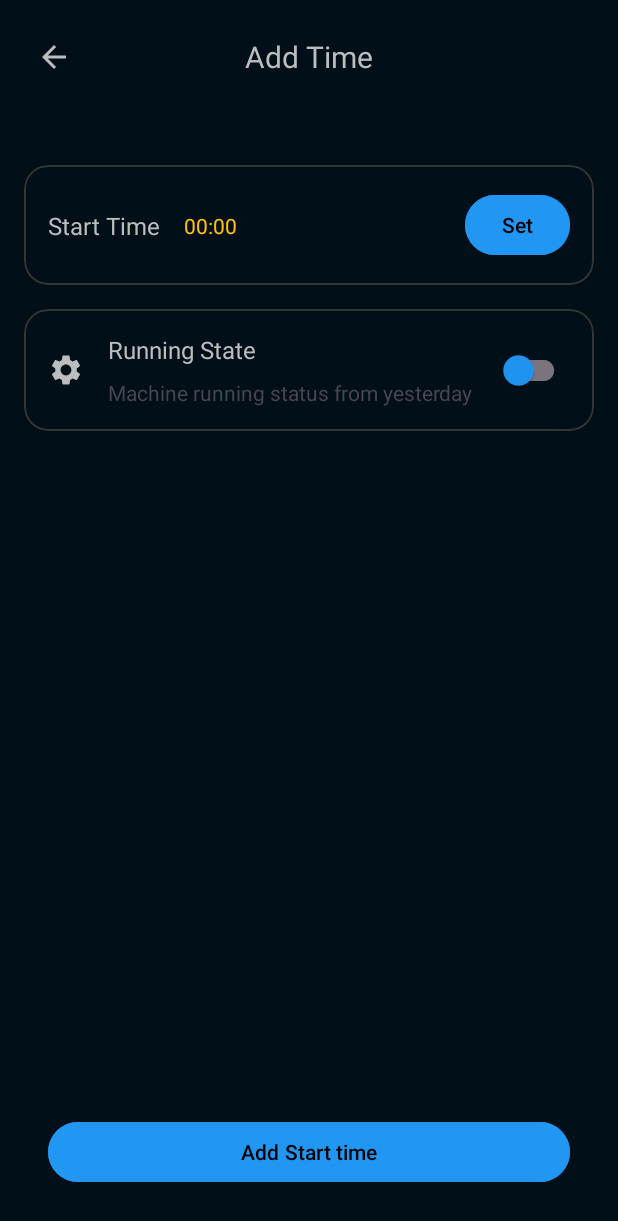
After one commit to AhmedZaki918/Machines, an Android app: the AddFragment screen opened through its navigation route, on a phone screen of 412 x 824 dp. The commit adds this screen. Shown: the top 1221 px of the screen. Run offline under Robolectric (Android 15) with nearby library versions, the phone set to English and light mode, and no system bars.

Commit message:
feat: Create add time screen

```diff
--- /dev/null
+++ b/app/src/main/java/com/example/machines/ui/time/AddFragment.kt
@@ -0,0 +1,33 @@
+package com.example.machines.ui.time
+
+import android.os.Bundle
+import android.view.LayoutInflater
+import android.view.View
+import android.view.ViewGroup
+import androidx.fragment.app.Fragment
+import com.example.machines.R
+import com.example.machines.databinding.FragmentAddBinding
+import com.example.machines.utils.drawScreenHeader
+
+
+class AddFragment : Fragment() {
+
+
+    private lateinit var binding: FragmentAddBinding
+
+
+    override fun onCreateView(
+        inflater: LayoutInflater, container: ViewGroup?,
+        savedInstanceState: Bundle?
+    ): View {
+        binding = FragmentAddBinding.inflate(inflater, container, false)
+        binding.header.drawScreenHeader(getString(R.string.add), this)
+
+        binding.header.apply {
+            tvRhTotalLabel.visibility = View.INVISIBLE
+            tvRhTotal.visibility = View.INVISIBLE
+        }
+
+        return binding.root
+    }
+}
--- a/app/src/main/java/com/example/machines/utils/Constants.kt
+++ b/app/src/main/java/com/example/machines/utils/Constants.kt
@@ -1,8 +1,12 @@
 package com.example.machines.utils
+
+import com.example.machines.data.model.MachineMain
 
 object Constants {
     const val RESET = "00.00"
     const val TIME_FORMAT = "H:mm"
     const val R_H_RESET = "00:00:0"
     const val RUNNING = "------->"
+
+    var machineMains = ArrayList<MachineMain>()
 }
--- /dev/null
+++ b/app/src/main/res/drawable/baseline_settings.xml
@@ -0,0 +1,10 @@
+<vector xmlns:android="http://schemas.android.com/apk/res/android"
+    android:width="24dp"
+    android:height="24dp"
+    android:tint="@color/offWhite"
+    android:viewportWidth="24"
+    android:viewportHeight="24">
+    <path
+        android:fillColor="@android:color/white"
+        android:pathData="M19.14,12.94c0.04,-0.3 0.06,-0.61 0.06,-0.94c0,-0.32 -0.02,-0.64 -0.07,-0.94l2.03,-1.58c0.18,-0.14 0.23,-0.41 0.12,-0.61l-1.92,-3.32c-0.12,-0.22 -0.37,-0.29 -0.59,-0.22l-2.39,0.96c-0.5,-0.38 -1.03,-0.7 -1.62,-0.94L14.4,2.81c-0.04,-0.24 -0.24,-0.41 -0.48,-0.41h-3.84c-0.24,0 -0.43,0.17 -0.47,0.41L9.25,5.35C8.66,5.59 8.12,5.92 7.63,6.29L5.24,5.33c-0.22,-0.08 -0.47,0 -0.59,0.22L2.74,8.87C2.62,9.08 2.66,9.34 2.86,9.48l2.03,1.58C4.84,11.36 4.8,11.69 4.8,12s0.02,0.64 0.07,0.94l-2.03,1.58c-0.18,0.14 -0.23,0.41 -0.12,0.61l1.92,3.32c0.12,0.22 0.37,0.29 0.59,0.22l2.39,-0.96c0.5,0.38 1.03,0.7 1.62,0.94l0.36,2.54c0.05,0.24 0.24,0.41 0.48,0.41h3.84c0.24,0 0.44,-0.17 0.47,-0.41l0.36,-2.54c0.59,-0.24 1.13,-0.56 1.62,-0.94l2.39,0.96c0.22,0.08 0.47,0 0.59,-0.22l1.92,-3.32c0.12,-0.22 0.07,-0.47 -0.12,-0.61L19.14,12.94zM12,15.6c-1.98,0 -3.6,-1.62 -3.6,-3.6s1.62,-3.6 3.6,-3.6s3.6,1.62 3.6,3.6S13.98,15.6 12,15.6z" />
+</vector>
--- /dev/null
+++ b/app/src/main/res/layout/fragment_add.xml
@@ -0,0 +1,153 @@
+<?xml version="1.0" encoding="utf-8"?>
+<androidx.constraintlayout.widget.ConstraintLayout xmlns:android="http://schemas.android.com/apk/res/android"
+    xmlns:app="http://schemas.android.com/apk/res-auto"
+    xmlns:tools="http://schemas.android.com/tools"
+    android:layout_width="match_parent"
+    android:layout_height="match_parent"
+    tools:context=".ui.time.AddFragment">
+
+
+    <include
+        android:id="@+id/header"
+        layout="@layout/header" />
+
+
+    <com.google.android.material.card.MaterialCardView
+        android:id="@+id/cv_start_time"
+        style="@style/cardView"
+        android:layout_width="match_parent"
+        android:layout_height="80dp"
+        android:layout_marginStart="16dp"
+        android:layout_marginTop="110dp"
+        android:layout_marginEnd="16dp"
+        app:layout_constraintEnd_toEndOf="parent"
+        app:layout_constraintStart_toStartOf="parent"
+        app:layout_constraintTop_toTopOf="parent">
+
+
+        <androidx.constraintlayout.widget.ConstraintLayout
+            android:paddingVertical="16dp"
+            android:layout_width="match_parent"
+            android:layout_height="match_parent">
+
+
+            <TextView
+                android:id="@+id/tv_start_time"
+                android:layout_width="wrap_content"
+                android:layout_height="wrap_content"
+                android:layout_marginStart="16dp"
+                android:text="00:00"
+                android:textColor="@color/yellow"
+                app:layout_constraintBottom_toBottomOf="@+id/textView7"
+                app:layout_constraintStart_toEndOf="@+id/textView7"
+                app:layout_constraintTop_toTopOf="@+id/textView7" />
+
+            <TextView
+                android:id="@+id/textView7"
+                android:layout_width="wrap_content"
+                android:layout_height="wrap_content"
+                android:layout_marginStart="16dp"
+                android:text="Start Time"
+                android:textColor="@color/offWhite"
+                android:textSize="16sp"
+                app:layout_constraintBottom_toBottomOf="parent"
+                app:layout_constraintStart_toStartOf="parent"
+                app:layout_constraintTop_toTopOf="parent" />
+
+            <Button
+                android:id="@+id/button"
+                android:layout_width="70dp"
+                android:layout_height="wrap_content"
+                android:layout_marginEnd="16dp"
+                android:backgroundTint="@color/blue"
+                android:text="Set"
+                android:textColor="@color/black"
+                app:layout_constraintBottom_toBottomOf="parent"
+                app:layout_constraintEnd_toEndOf="parent"
+                app:layout_constraintTop_toTopOf="parent" />
+        </androidx.constraintlayout.widget.ConstraintLayout>
+
+    </com.google.android.material.card.MaterialCardView>
+
+
+    <com.google.android.material.card.MaterialCardView
+        android:id="@+id/cv_add_running"
+        style="@style/cardView"
+        android:layout_width="match_parent"
+        android:layout_height="wrap_content"
+        android:layout_marginStart="16dp"
+        android:layout_marginTop="16dp"
+        android:layout_marginEnd="16dp"
+        app:layout_constraintEnd_toEndOf="parent"
+        app:layout_constraintStart_toStartOf="parent"
+        app:layout_constraintTop_toBottomOf="@id/cv_start_time">
+
+
+        <androidx.constraintlayout.widget.ConstraintLayout
+            android:paddingVertical="16dp"
+            android:layout_width="match_parent"
+            android:layout_height="match_parent">
+
+
+            <ImageView
+                android:id="@+id/imageView2"
+                android:layout_width="wrap_content"
+                android:layout_height="wrap_content"
+                android:layout_marginStart="16dp"
+                android:src="@drawable/baseline_settings"
+                app:layout_constraintBottom_toBottomOf="parent"
+                app:layout_constraintStart_toStartOf="parent"
+                app:layout_constraintTop_toTopOf="parent" />
+
+            <TextView
+                android:id="@+id/textView9"
+                android:layout_width="wrap_content"
+                android:layout_height="wrap_content"
+                android:layout_marginStart="16dp"
+                android:text="Running State"
+                android:textColor="@color/offWhite"
+                android:textSize="16sp"
+                app:layout_constraintStart_toEndOf="@+id/imageView2"
+                app:layout_constraintTop_toTopOf="parent" />
+
+            <TextView
+                android:id="@+id/textView10"
+                android:layout_width="wrap_content"
+                android:layout_height="wrap_content"
+                android:layout_marginTop="8dp"
+                android:text="Machine running status from yesterday"
+                app:layout_constraintStart_toStartOf="@+id/textView9"
+                app:layout_constraintTop_toBottomOf="@+id/textView9" />
+
+
+            <com.google.android.material.switchmaterial.SwitchMaterial
+                android:id="@+id/switch_show"
+                android:layout_width="wrap_content"
+                android:layout_height="wrap_content"
+                android:layout_marginEnd="16dp"
+                app:layout_constraintBottom_toBottomOf="parent"
+                app:layout_constraintEnd_toEndOf="parent"
+                app:layout_constraintTop_toTopOf="parent"
+                app:thumbTint="@color/blue" />
+        </androidx.constraintlayout.widget.ConstraintLayout>
+
+
+
+    </com.google.android.material.card.MaterialCardView>
+
+    <Button
+        android:id="@+id/btn_add"
+        android:layout_width="match_parent"
+        android:layout_height="wrap_content"
+        android:layout_marginStart="32dp"
+        android:layout_marginEnd="32dp"
+        android:layout_marginBottom="32dp"
+        android:backgroundTint="@color/blue"
+        android:text="Add Start time"
+        android:textColor="@color/black"
+        app:layout_constraintBottom_toBottomOf="parent"
+        app:layout_constraintEnd_toEndOf="parent"
+        app:layout_constraintStart_toStartOf="parent" />
+
+
+</androidx.constraintlayout.widget.ConstraintLayout>
--- a/app/src/main/res/layout/list_item_full_report.xml
+++ b/app/src/main/res/layout/list_item_full_report.xml
@@ -17,7 +17,7 @@
         android:text="Start"
         android:textColor="@color/blue"
         app:layout_constraintStart_toStartOf="parent"
-        app:layout_constraintTop_toBottomOf="@+id/textView6" />
+        app:layout_constraintTop_toBottomOf="@+id/tv_machine_name" />
 
     <TextView
         android:id="@+id/textView3"
@@ -52,7 +52,7 @@
         app:layout_constraintTop_toTopOf="@+id/textView3" />
 
     <TextView
-        android:id="@+id/textView6"
+        android:id="@+id/tv_machine_name"
         android:layout_width="wrap_content"
         android:layout_height="wrap_content"
         android:layout_marginStart="16dp"
--- a/app/src/main/res/layout/list_item_report.xml
+++ b/app/src/main/res/layout/list_item_report.xml
@@ -14,7 +14,7 @@
         android:layout_marginStart="16dp"
         android:layout_marginTop="4dp"
         android:layout_marginBottom="4dp"
-        android:text="10:00"
+        android:text="00:00"
         android:textColor="@color/offWhite"
         app:layout_constraintBottom_toBottomOf="parent"
         app:layout_constraintStart_toStartOf="parent"
@@ -25,7 +25,7 @@
         android:layout_width="wrap_content"
         android:layout_height="wrap_content"
         android:layout_marginStart="16dp"
-        android:text="15:30"
+        android:text="00:00"
         android:textColor="@color/offWhite"
         app:layout_constraintStart_toEndOf="@+id/tv_start_time_report"
         app:layout_constraintTop_toTopOf="@+id/tv_start_time_report" />
@@ -36,7 +36,7 @@
         android:layout_width="wrap_content"
         android:layout_height="wrap_content"
         android:layout_marginEnd="16dp"
-        android:text="3:20"
+        android:text="00:00"
         android:textColor="@color/offWhite"
         app:layout_constraintEnd_toEndOf="parent"
         app:layout_constraintTop_toTopOf="@+id/tv_end_time_report" />
--- a/app/src/main/res/navigation/nav_graph.xml
+++ b/app/src/main/res/navigation/nav_graph.xml
@@ -10,6 +10,9 @@
         android:name="com.example.machines.ui.details.LimestoneFragment"
         android:label="fragment_limestone"
         tools:layout="@layout/fragment_limestone" >
+        <action
+            android:id="@+id/action_limestoneFragment_to_addFragment"
+            app:destination="@id/addFragment" />
     </fragment>
 
     <fragment
@@ -30,4 +33,9 @@
             android:id="@+id/action_homeFragment_to_clayCrusherFragment"
             app:destination="@id/clayCrusherFragment" />
     </fragment>
+    <fragment
+        android:id="@+id/addFragment"
+        android:name="com.example.machines.ui.time.AddFragment"
+        android:label="fragment_add"
+        tools:layout="@layout/fragment_add" />
 </navigation>
--- a/app/src/main/res/values/strings.xml
+++ b/app/src/main/res/values/strings.xml
@@ -16,5 +16,8 @@
     <string name="r_h">R.H</string>
     <string name="start">Start</string>
     <string name="reason">Reason</string>
+    <!-- TODO: Remove or change this placeholder text -->
+    <string name="hello_blank_fragment">Hello blank fragment</string>
+    <string name="add">Add Time</string>
 
 </resources>
```
Also changed, not shown: app/src/main/java/com/example/machines/data/model/MachineMain.kt (added, +25 -0 lines), app/src/main/java/com/example/machines/data/model/RH.kt (added, +14 -0 lines), app/src/main/java/com/example/machines/data/model/Reason.kt (added, +14 -0 lines), app/src/main/java/com/example/machines/data/model/RunningTime.kt (added, +24 -0 lines), app/src/main/java/com/example/machines/ui/adapter/MachinesAdapter.kt (added, +60 -0 lines), app/src/main/java/com/example/machines/ui/details/ClayCrusherFragment.kt (+8 -0 lines), app/src/main/java/com/example/machines/ui/details/LimestoneFragment.kt (+63 -94 lines), app/src/main/res/drawable/baseline_more_time.xml (added, +16 -0 lines), app/src/main/res/layout/details.xml (+11 -22 lines), app/src/main/res/layout/fragment_clay_crusher.xml (+8 -14 lines), app/src/main/res/layout/fragment_limestone.xml (+10 -81 lines).
